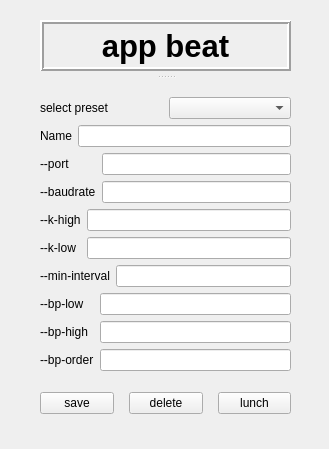
The window that appbeat/mainwindow.ui (Pittermanifique/BeatDetect) describes before a commit, drawn with Qt 5.
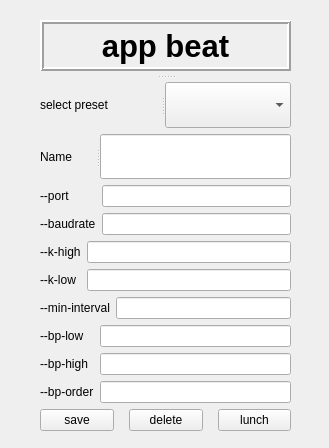
The same window after the commit.

```diff
--- a/appbeat/mainwindow.ui
+++ b/appbeat/mainwindow.ui
@@ -7,7 +7,7 @@
     <x>0</x>
     <y>0</y>
     <width>329</width>
-    <height>449</height>
+    <height>448</height>
    </rect>
   </property>
   <property name="windowTitle">
@@ -76,35 +76,30 @@
       <item>
        <layout class="QVBoxLayout" name="verticalLayout_7">
         <item>
-         <layout class="QHBoxLayout" name="horizontalLayout_6">
-          <property name="sizeConstraint">
-           <enum>QLayout::SizeConstraint::SetDefaultConstraint</enum>
+         <widget class="QSplitter" name="splitter_2">
+          <property name="orientation">
+           <enum>Qt::Orientation::Horizontal</enum>
           </property>
-          <item>
            <widget class="QLabel" name="label_5">
             <property name="text">
              <string>select preset</string>
             </property>
            </widget>
-          </item>
-          <item>
            <widget class="QComboBox" name="preset"/>
-          </item>
-         </layout>
-        </item>
+         </widget>
+        </item>
         <item>
-         <layout class="QHBoxLayout" name="horizontalLayout_7">
-          <item>
+         <widget class="QSplitter" name="splitter_3">
+          <property name="orientation">
+           <enum>Qt::Orientation::Horizontal</enum>
+          </property>
            <widget class="QLabel" name="label_10">
             <property name="text">
              <string>Name</string>
             </property>
            </widget>
-          </item>
-          <item>
            <widget class="QLineEdit" name="Name"/>
-          </item>
-         </layout>
+         </widget>
         </item>
         <item>
          <layout class="QHBoxLayout" name="horizontalLayout_2">
```
Lines whose indentation alone changed are shown as unchanged.
